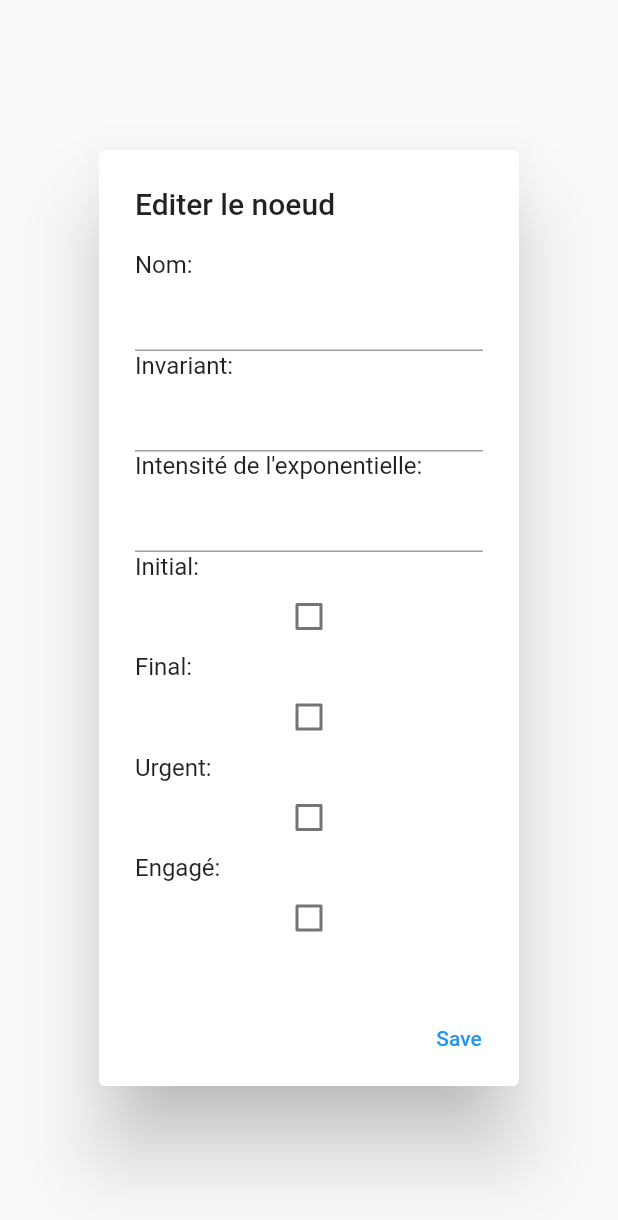
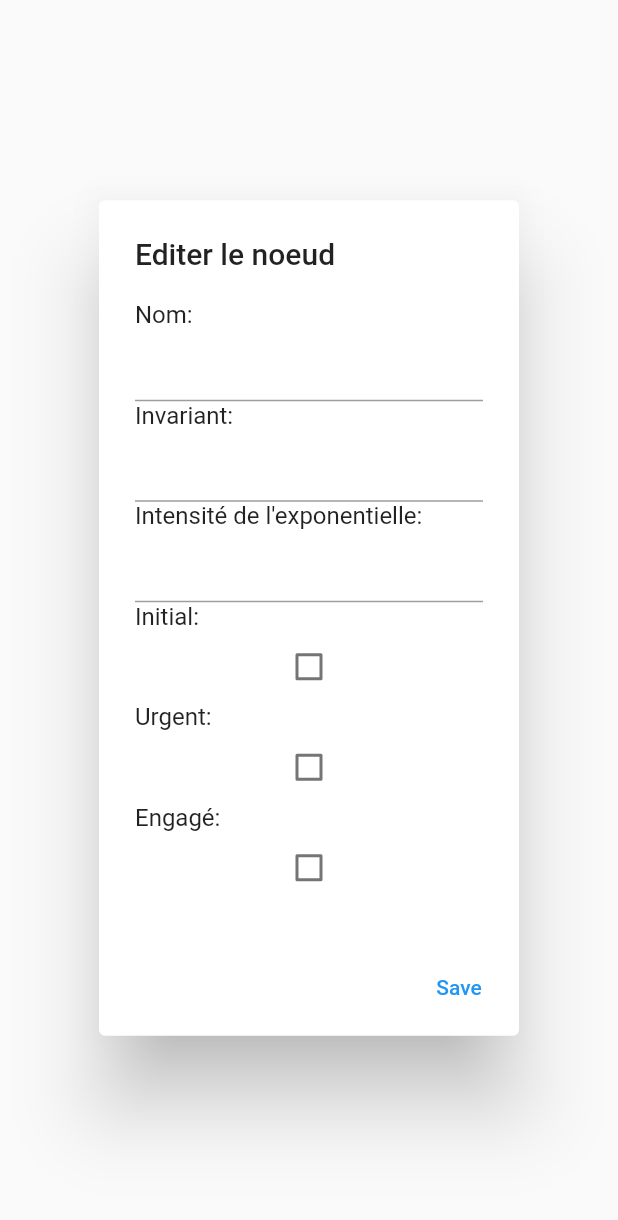
Before and after one commit to WilliamsiNFINITE/FlutterTheSpec, a Flutter app: the NodeProperty widget shown alone on an empty page, opened directly with empty values, on a phone screen of 412 x 824 dp. Shown: the top 1220 px of the screen. Run offline on Flutter 3.47's test engine with Material 2 defaults, Android fonts, the phone set to English and light mode, and no system bars; our stand-ins replace file_picker, flutter_highlight; missing offline and left inert: code_text_field, dart:html, dcdg, highlight, widget_arrows.

Commit message:
update node property

```diff
--- a/lib/widget/node/nodeProperty.dart
+++ b/lib/widget/node/nodeProperty.dart
@@ -65,15 +65,6 @@ class NodePropertyState extends State<NodeProperty> {
                   });
                 },
               ),
-              Text('Final:'),
-              Checkbox(
-                value: node.isFinal,
-                onChanged: (value) {
-                  setState(() {
-                    node.isFinal = value!;
-                  });
-                },
-              ),
               Text('Urgent:'),
               Checkbox(
                 value: node.isUrgent,
@@ -97,7 +88,6 @@ class NodePropertyState extends State<NodeProperty> {
                       node.isUrgent = false;
                     }
                   });
-                  // node.isEngaged = value!;
                 },
               ),
             ],
```
